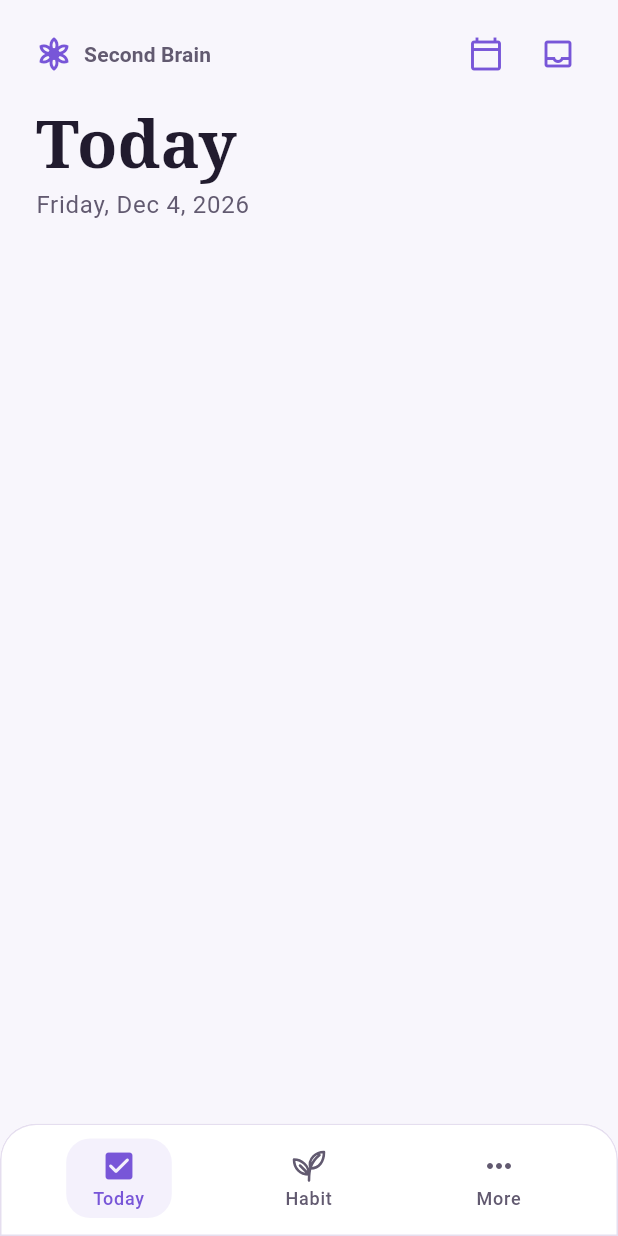
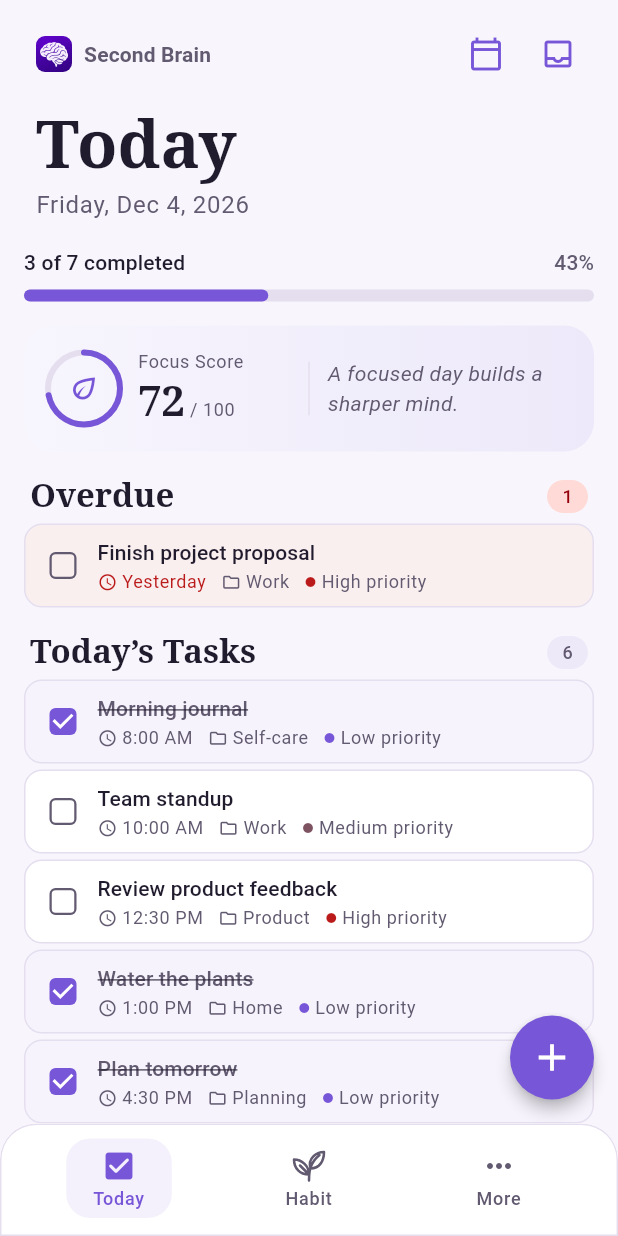
Before and after one commit to YMB01/Second-Brain, a Flutter app: the screen it shows after launch, on a phone screen of 412 x 824 dp. Run offline on Flutter 3.47's test engine with Material 3 defaults, Android fonts, the phone set to English and light mode, and no system bars.

Commit message:
feat: build Today dashboard UI

```diff
--- a/lib/features/today/today_page.dart
+++ b/lib/features/today/today_page.dart
@@ -1,6 +1,8 @@
 import 'dart:async';
 
 import 'package:flutter/material.dart';
+
+import 'today_widget.dart';
 
 class TodayPage extends StatefulWidget {
   const TodayPage({super.key, this.now = DateTime.now});
@@ -86,14 +88,60 @@ class _TodayPageState extends State<TodayPage> {
         '${_weekdays[_date.weekday - 1]}, ${_months[_date.month - 1]} '
         '${_date.day}, ${_date.year}';
 
+    return Stack(
+      fit: StackFit.expand,
+      children: [
+        _buildScrollContent(theme, colors, dateLabel),
+        const PositionedDirectional(
+          end: 16,
+          bottom: 16,
+          child: TodayQuickAdd(),
+        ),
+      ],
+    );
+  }
+
+  Widget _buildScrollContent(
+    ThemeData theme,
+    ColorScheme colors,
+    String dateLabel,
+  ) {
     return SingleChildScrollView(
-      padding: const EdgeInsets.fromLTRB(24, 12, 16, 16),
+      key: const PageStorageKey('today-dashboard'),
+      padding: const EdgeInsets.fromLTRB(16, 12, 16, 88),
+      child: Center(
+        child: ConstrainedBox(
+          constraints: const BoxConstraints(maxWidth: 600),
+          child: Column(
+            crossAxisAlignment: CrossAxisAlignment.stretch,
+            children: [
+              _buildHeader(theme, colors, dateLabel),
+              const SizedBox(height: 16),
+              const TodayDashboard(),
+            ],
+          ),
+        ),
+      ),
+    );
+  }
+
+  Widget _buildHeader(ThemeData theme, ColorScheme colors, String dateLabel) {
+    return Padding(
+      padding: const EdgeInsetsDirectional.only(start: 8),
       child: Column(
         crossAxisAlignment: CrossAxisAlignment.start,
         children: [
           Row(
             children: [
-              Icon(Icons.filter_vintage_outlined, color: colors.primary),
+              ClipRRect(
+                borderRadius: BorderRadius.circular(6),
+                child: Image.asset(
+                  'assets/images/second_brain_icon.png',
+                  width: 24,
+                  height: 24,
+                  excludeFromSemantics: true,
+                ),
+              ),
               const SizedBox(width: 8),
               Expanded(
                 child: Text(
--- /dev/null
+++ b/lib/features/today/today_widget.dart
@@ -0,0 +1,531 @@
+import 'package:flutter/material.dart';
+
+typedef _SampleTask = ({
+  String title,
+  String time,
+  String category,
+  String priority,
+  bool done,
+});
+
+class TodayDashboard extends StatelessWidget {
+  const TodayDashboard({super.key});
+
+  // Preview data for the dashboard. Nothing here is persisted or editable.
+  static const _overdue = [
+    (
+      title: 'Finish project proposal',
+      time: 'Yesterday',
+      category: 'Work',
+      priority: 'High',
+      done: false,
+    ),
+  ];
+  static const _today = [
+    (
+      title: 'Morning journal',
+      time: '8:00 AM',
+      category: 'Self-care',
+      priority: 'Low',
+      done: true,
+    ),
+    (
+      title: 'Team standup',
+      time: '10:00 AM',
+      category: 'Work',
+      priority: 'Medium',
+      done: false,
+    ),
+    (
+      title: 'Review product feedback',
+      time: '12:30 PM',
+      category: 'Product',
+      priority: 'High',
+      done: false,
+    ),
+    (
+      title: 'Water the plants',
+      time: '1:00 PM',
+      category: 'Home',
+      priority: 'Low',
+      done: true,
+    ),
+    (
+      title: 'Plan tomorrow',
+      time: '4:30 PM',
+      category: 'Planning',
+      priority: 'Low',
+      done: true,
+    ),
+    (
+      title: 'Read for 30 minutes',
+      time: '7:00 PM',
+      category: 'Learning',
+      priority: 'Low',
+      done: false,
+    ),
+  ];
+
+  @override
+  Widget build(BuildContext context) {
+    final completed = _today.where((task) => task.done).length;
+    final total = _overdue.length + _today.length;
+    return Column(
+      crossAxisAlignment: CrossAxisAlignment.stretch,
+      children: [
+        _DailyProgress(completed: completed, total: total),
+        const SizedBox(height: 16),
+        const _FocusCard(),
+        const SizedBox(height: 16),
+        _TaskSection(title: 'Overdue', tasks: _overdue, overdue: true),
+        const SizedBox(height: 16),
+        _TaskSection(title: 'Today’s Tasks', tasks: _today),
+        const SizedBox(height: 16),
+        const _SectionHeading(title: 'Today Habits', count: 2),
+        const SizedBox(height: 8),
+        const _HabitTile(
+          title: 'Drink a glass of water',
+          recurrence: 'Daily',
+          icon: Icons.water_drop_outlined,
+        ),
+        const SizedBox(height: 4),
+        const _HabitTile(
+          title: 'Take a 20-minute walk',
+          recurrence: 'Weekdays',
+          icon: Icons.directions_walk_outlined,
+        ),
+      ],
+    );
+  }
+}
+
+class _DailyProgress extends StatelessWidget {
+  const _DailyProgress({required this.completed, required this.total});
+
+  final int completed;
+  final int total;
+
+  @override
+  Widget build(BuildContext context) {
+    final theme = Theme.of(context);
+    final colors = theme.colorScheme;
+    final progress = completed / total;
+    final percentage = '${(progress * 100).round()}%';
+    return Column(
+      crossAxisAlignment: CrossAxisAlignment.stretch,
+      children: [
+        Row(
+          children: [
+            Expanded(
+              child: Text(
+                '$completed of $total completed',
+                style: theme.textTheme.titleSmall,
+              ),
+            ),
+            const SizedBox(width: 8),
+            Text(
+              percentage,
+              style: theme.textTheme.titleSmall?.copyWith(
+                color: colors.onSurfaceVariant,
+              ),
+            ),
+          ],
+        ),
+        const SizedBox(height: 8),
+        LinearProgressIndicator(
+          value: progress,
+          minHeight: 8,
+          borderRadius: BorderRadius.circular(8),
+          backgroundColor: colors.outlineVariant,
+          color: colors.primary,
+          semanticsLabel: 'Daily task progress',
+          semanticsValue: percentage,
+        ),
+      ],
+    );
+  }
+}
+
+class _FocusCard extends StatelessWidget {
+  const _FocusCard();
+
+  static const _score = 72;
+
+  @override
+  Widget build(BuildContext context) {
+    final theme = Theme.of(context);
+    final colors = theme.colorScheme;
+    final summary = Row(
+      children: [
+        ExcludeSemantics(
+          child: SizedBox.square(
+            dimension: 48,
+            child: Stack(
+              alignment: Alignment.center,
+              fit: StackFit.expand,
+              children: [
+                CircularProgressIndicator(
+                  value: _score / 100,
+                  strokeWidth: 4,
+                  strokeCap: StrokeCap.round,
+                  backgroundColor: colors.outlineVariant,
+                  color: colors.primary,
+                ),
+                Icon(Icons.eco_outlined, color: colors.primary, size: 22),
+              ],
+            ),
+          ),
+        ),
+        const SizedBox(width: 12),
+        Expanded(
+          child: Column(
+            crossAxisAlignment: CrossAxisAlignment.start,
+            children: [
+              Text(
+                'Focus Score',
+                style: theme.textTheme.bodySmall?.copyWith(
+                  color: colors.onSurfaceVariant,
+                ),
+              ),
+              Text.rich(
+                TextSpan(
+                  text: '$_score',
+                  style: theme.textTheme.headlineMedium?.copyWith(
+                    fontFamily: 'serif',
+                    fontWeight: FontWeight.w700,
+                  ),
+                  children: [
+                    TextSpan(
+                      text: ' / 100',
+                      style: theme.textTheme.bodySmall?.copyWith(
+                        color: colors.onSurfaceVariant,
+                      ),
+                    ),
+                  ],
+                ),
+                semanticsLabel: '$_score out of 100',
+              ),
+            ],
+          ),
+        ),
+      ],
+    );
+    final quote = Text(
+      'A focused day builds a sharper mind.',
+      style: theme.textTheme.bodyMedium?.copyWith(
+        color: colors.onSurfaceVariant,
+        fontStyle: FontStyle.italic,
+      ),
+    );
+    return DecoratedBox(
+      decoration: BoxDecoration(
+        borderRadius: BorderRadius.circular(20),
+        gradient: LinearGradient(
+          colors: [
+            Color.alphaBlend(
+              colors.primary.withValues(alpha: 0.06),
+              colors.surface,
+            ),
+            Color.alphaBlend(
+              colors.primary.withValues(alpha: 0.13),
+              colors.surface,
+            ),
+          ],
+        ),
+      ),
+      child: Padding(
+        padding: const EdgeInsets.all(16),
+        child: LayoutBuilder(
+          builder: (context, constraints) {
+            final largeText = MediaQuery.textScalerOf(context).scale(14) > 21;
+            if (constraints.maxWidth < 280 || largeText) {
+              return Column(
+                crossAxisAlignment: CrossAxisAlignment.start,
+                children: [summary, const SizedBox(height: 8), quote],
+              );
+            }
+            return Row(
+              children: [
+                Expanded(child: summary),
+                Container(
+                  height: 36,
+                  width: 1,
+                  margin: const EdgeInsets.symmetric(horizontal: 12),
+                  color: colors.outlineVariant,
+                ),
+                Expanded(child: quote),
+              ],
+            );
+          },
+        ),
+      ),
+    );
+  }
+}
+
+class _SectionHeading extends StatelessWidget {
+  const _SectionHeading({
+    required this.title,
+    required this.count,
+    this.overdue = false,
+  });
+
+  final String title;
+  final int count;
+  final bool overdue;
+
+  @override
+  Widget build(BuildContext context) {
+    final theme = Theme.of(context);
+    final colors = theme.colorScheme;
+    return Padding(
+      padding: const EdgeInsets.symmetric(horizontal: 4),
+      child: Row(
+        children: [
+          Expanded(
+            child: Semantics(
+              header: true,
+              child: Text(
+                title,
+                style: theme.textTheme.titleLarge?.copyWith(
+                  fontFamily: 'serif',
+                  fontWeight: FontWeight.w700,
+                ),
+              ),
+            ),
+          ),
+          const SizedBox(width: 8),
+          DecoratedBox(
+            decoration: BoxDecoration(
+              color: overdue
+                  ? colors.errorContainer
+                  : colors.primary.withValues(alpha: 0.08),
+              borderRadius: BorderRadius.circular(16),
+            ),
+            child: Padding(
+              padding: const EdgeInsets.symmetric(horizontal: 10, vertical: 3),
+              child: Text(
+                '$count',
+                style: theme.textTheme.labelMedium?.copyWith(
+                  color: overdue
+                      ? colors.onErrorContainer
+                      : colors.onSurfaceVariant,
+                ),
+              ),
+            ),
+          ),
+        ],
+      ),
+    );
+  }
+}
+
+class _TaskSection extends StatelessWidget {
+  const _TaskSection({
+    required this.title,
+    required this.tasks,
+    this.overdue = false,
+  });
+
+  final String title;
+  final List<_SampleTask> tasks;
+  final bool overdue;
+
+  @override
+  Widget build(BuildContext context) => Column(
+    crossAxisAlignment: CrossAxisAlignment.stretch,
+    children: [
+      _SectionHeading(title: title, count: tasks.length, overdue: overdue),
+      for (final task in tasks) ...[
+        const SizedBox(height: 4),
+        _TaskTile(task: task, overdue: overdue),
+      ],
+    ],
+  );
+}
+
+class _TaskTile extends StatelessWidget {
+  const _TaskTile({required this.task, required this.overdue});
+
+  final _SampleTask task;
+  final bool overdue;
+
+  @override
+  Widget build(BuildContext context) {
+    final theme = Theme.of(context);
+    final colors = theme.colorScheme;
+    final priorityColor = switch (task.priority) {
+      'High' => colors.error,
+      'Medium' => colors.tertiary,
+      _ => colors.primary,
+    };
+    return _DashboardTile(
+      tint: overdue ? colors.error : (task.done ? colors.primary : null),
+      leading: SizedBox.square(
+        dimension: 26,
+        child: Checkbox(
+          value: task.done,
+          onChanged: null,
+          materialTapTargetSize: MaterialTapTargetSize.shrinkWrap,
+          shape: RoundedRectangleBorder(borderRadius: BorderRadius.circular(4)),
+          side: BorderSide(color: colors.onSurfaceVariant, width: 1.5),
+          fillColor: WidgetStatePropertyAll(
+            task.done ? colors.primary : Colors.transparent,
+          ),
+          checkColor: colors.onPrimary,
+          semanticLabel: task.done ? 'Completed' : 'Incomplete',
+        ),
+      ),
+      title: task.title,
+      completed: task.done,
+      details: [
+        _TileDetail(
+          icon: Icons.schedule_outlined,
+          label: task.time,
+          color: overdue ? colors.error : colors.onSurfaceVariant,
+        ),
+        _TileDetail(icon: Icons.folder_outlined, label: task.category),
+        _TileDetail(
+          icon: Icons.circle,
+          label: '${task.priority} priority',
+          iconColor: priorityColor,
+        ),
+      ],
+    );
+  }
+}
+
+class _HabitTile extends StatelessWidget {
+  const _HabitTile({
+    required this.title,
+    required this.recurrence,
+    required this.icon,
+  });
+
+  final String title;
+  final String recurrence;
+  final IconData icon;
+
+  @override
+  Widget build(BuildContext context) => _DashboardTile(
+    leading: SizedBox.square(
+      dimension: 26,
+      child: Icon(icon, color: Theme.of(context).colorScheme.primary, size: 20),
+    ),
+    title: title,
+    details: [_TileDetail(icon: Icons.repeat, label: recurrence)],
+  );
+}
+
+class _DashboardTile extends StatelessWidget {
+  const _DashboardTile({
+    required this.leading,
+    required this.title,
+    required this.details,
+    this.completed = false,
+    this.tint,
+  });
+
+  final Widget leading;
+  final String title;
+  final List<Widget> details;
+  final bool completed;
+  final Color? tint;
+
+  @override
+  Widget build(BuildContext context) {
+    final theme = Theme.of(context);
+    final colors = theme.colorScheme;
+    return Container(
+      padding: const EdgeInsets.symmetric(horizontal: 12, vertical: 8),
+      decoration: BoxDecoration(
+        color: Color.alphaBlend(
+          tint?.withValues(alpha: 0.07) ?? Colors.transparent,
+          colors.surfaceContainerLow,
+        ),
+        border: Border.all(color: colors.outlineVariant),
+        borderRadius: BorderRadius.circular(12),
+      ),
+      child: Row(
+        children: [
+          leading,
+          const SizedBox(width: 10),
+          Expanded(
+            child: Column(
+              crossAxisAlignment: CrossAxisAlignment.start,
+              children: [
+                Text(
+                  title,
+                  style: theme.textTheme.titleSmall?.copyWith(
+                    color: completed
+                        ? colors.onSurfaceVariant
+                        : colors.onSurface,
+                    decoration: completed ? TextDecoration.lineThrough : null,
+                  ),
+                ),
+                const SizedBox(height: 2),
+                Wrap(spacing: 10, runSpacing: 3, children: details),
+              ],
+            ),
+          ),
+        ],
+      ),
+    );
+  }
+}
+
+class _TileDetail extends StatelessWidget {
+  const _TileDetail({
+    required this.icon,
+    required this.label,
+    this.color,
+    this.iconColor,
+  });
+
+  final IconData icon;
+  final String label;
+  final Color? color;
+  final Color? iconColor;
+
+  @override
+  Widget build(BuildContext context) {
+    final theme = Theme.of(context);
+    final foreground = color ?? theme.colorScheme.onSurfaceVariant;
+    return Text.rich(
+      TextSpan(
+        children: [
+          WidgetSpan(
+            alignment: PlaceholderAlignment.middle,
+            child: Icon(
+              icon,
+              size: icon == Icons.circle ? 8 : 13,
+              color: iconColor ?? foreground,
+            ),
+          ),
+          TextSpan(text: ' $label'),
+        ],
+      ),
+      style: theme.textTheme.bodySmall?.copyWith(color: foreground),
+    );
+  }
+}
+
+class TodayQuickAdd extends StatelessWidget {
+  const TodayQuickAdd({super.key});
+
+  @override
+  Widget build(BuildContext context) {
+    final colors = Theme.of(context).colorScheme;
+    return FloatingActionButton(
+      onPressed: null,
+      heroTag: null,
+      tooltip: 'Quick Add',
+      shape: const CircleBorder(),
+      elevation: 4,
+      disabledElevation: 4,
+      backgroundColor: colors.primary,
+      foregroundColor: colors.onPrimary,
+      child: const Icon(Icons.add, size: 30),
+    );
+  }
+}
--- a/pubspec.yaml
+++ b/pubspec.yaml
@@ -57,10 +57,8 @@ flutter:
   # the material Icons class.
   uses-material-design: true
 
-  # To add assets to your application, add an assets section, like this:
-  # assets:
-  #   - images/a_dot_burr.jpeg
-  #   - images/a_dot_ham.jpeg
+  assets:
+    - assets/images/second_brain_icon.png
 
   # An image asset can refer to one or more resolution-specific "variants", see
   # https://flutter.dev/to/resolution-aware-images
```
Also changed, not shown: assets/images/second_brain_icon.png (added), 1 other file.
